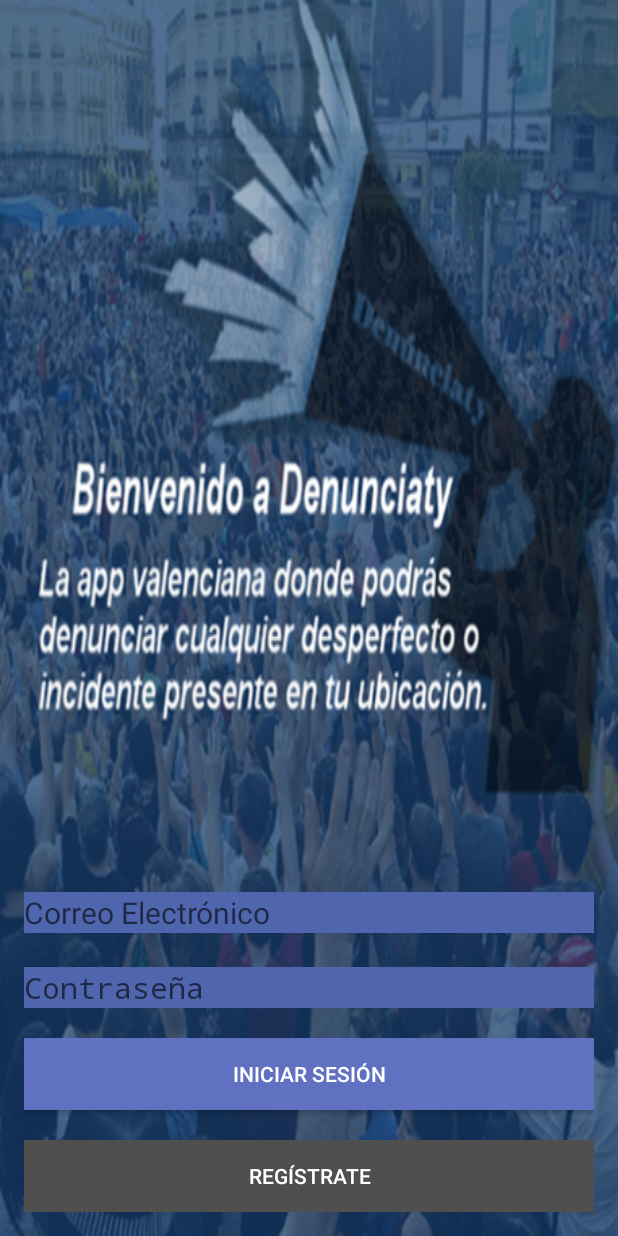
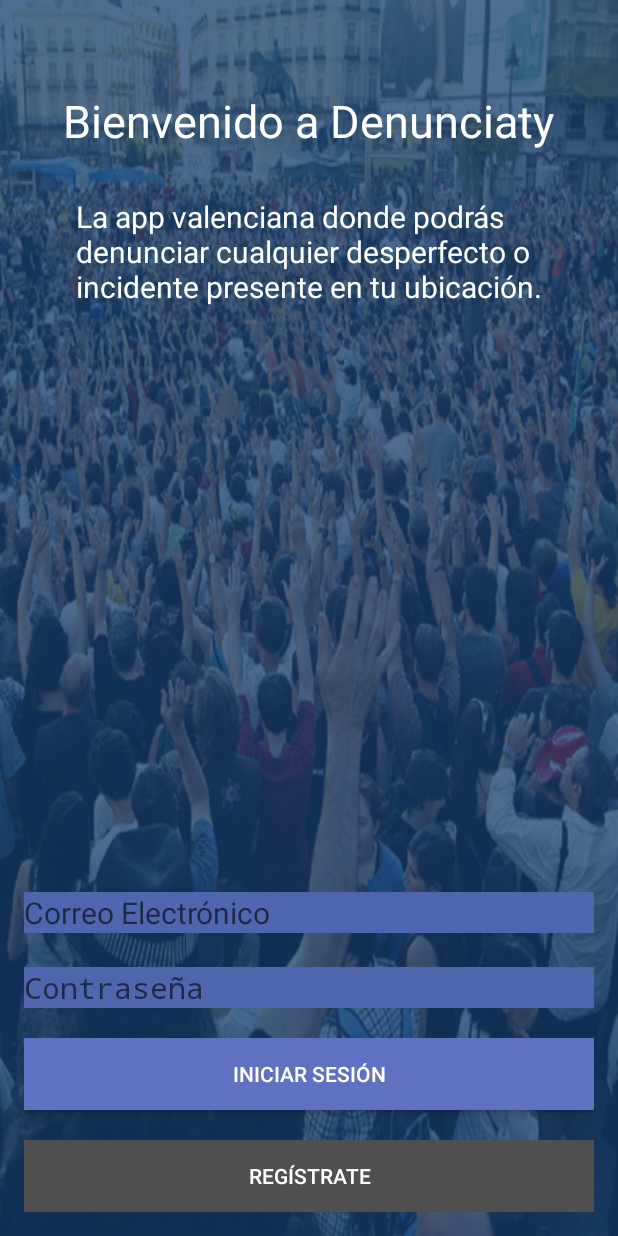
Before and after one commit to Florida2DAM/Denunciaty, an Android app: the AccesoActivity screen opened directly, with no data from a screen before it, on a phone screen of 412 x 824 dp. Run offline under Robolectric (Android 15) with nearby library versions, the phone set to English and light mode, and no system bars.

Commit message:
Interfaz pantalla Acceso y Registro v4

```diff
--- a/app/src/main/res/layout/activity_acceso.xml
+++ b/app/src/main/res/layout/activity_acceso.xml
@@ -55,4 +55,28 @@
         android:layout_alignParentBottom="true"
         android:layout_alignEnd="@+id/iniciar"
         android:layout_alignStart="@+id/iniciar" />
+
+    <TextView
+        android:layout_width="wrap_content"
+        android:layout_height="wrap_content"
+        android:textAppearance="?android:attr/textAppearanceMedium"
+        android:text="Bienvenido a Denunciaty"
+        android:id="@+id/textView2"
+        android:textColor="#FFFFFF"
+        android:textSize="30dp"
+        android:layout_marginTop="44dp"
+        android:layout_alignParentTop="true"
+        android:layout_centerHorizontal="true" />
+
+    <TextView
+        android:layout_width="wrap_content"
+        android:layout_height="wrap_content"
+        android:textAppearance="?android:attr/textAppearanceMedium"
+        android:text="La app valenciana donde podrás \ndenunciar cualquier desperfecto o \nincidente presente en tu ubicación."
+        android:id="@+id/textView3"
+        android:layout_marginTop="30dp"
+        android:textSize="20dp"
+        android:textColor="#FFFFFF"
+        android:layout_below="@+id/textView2"
+        android:layout_centerHorizontal="true" />
 </RelativeLayout>
```
Also changed, not shown: app/src/main/res/layout/activity_registro.xml (+24 -0 lines), app/src/main/res/mipmap-xhdpi/fondo_inicio.png.
